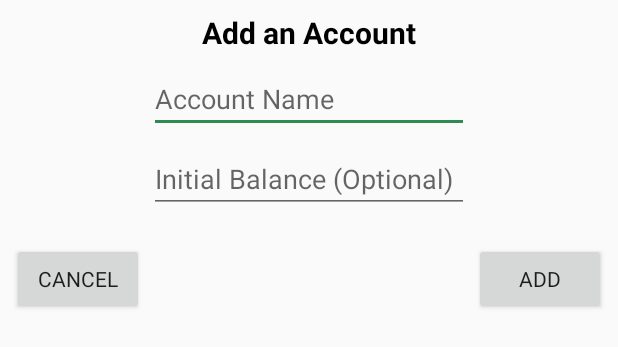
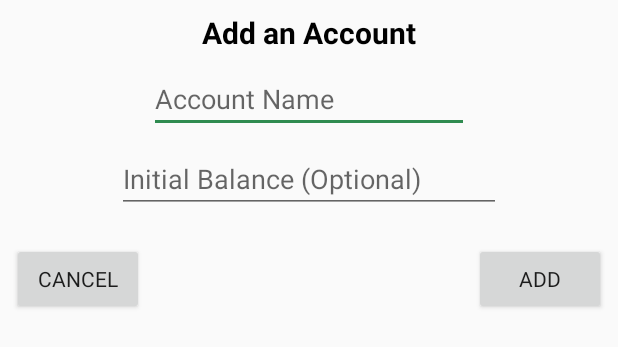
Before and after one commit to CoDeveloper612/BankApp, an Android app: the layout account_dialog.xml on its own in the app's theme, with its tools: preview values and no code run, on a phone screen of 412 x 824 dp. Shown: the top 347 px of the screen. Run offline under Robolectric (Android 15) with nearby library versions, the phone set to English and light mode, and no system bars.

```diff
--- a/app/src/main/res/layout/account_dialog.xml
+++ b/app/src/main/res/layout/account_dialog.xml
@@ -42,7 +42,7 @@
         android:layout_marginEnd="8dp"
         android:layout_marginStart="8dp"
         android:layout_marginTop="8dp"
-        android:ems="10"
+        android:ems="12"
         android:hint="Initial Balance (Optional)"
         android:inputType="numberDecimal"
         app:layout_constraintEnd_toEndOf="parent"
```
